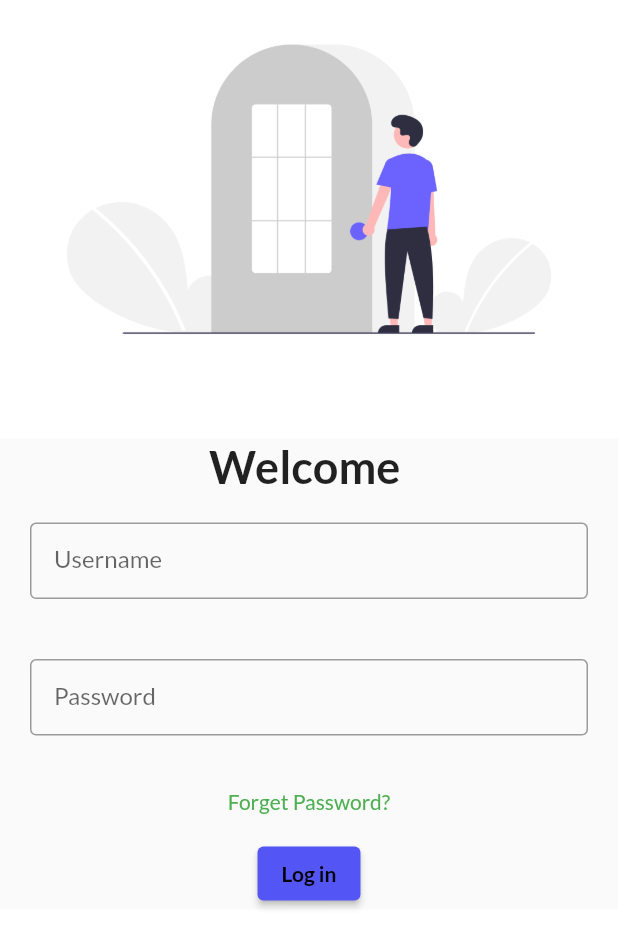
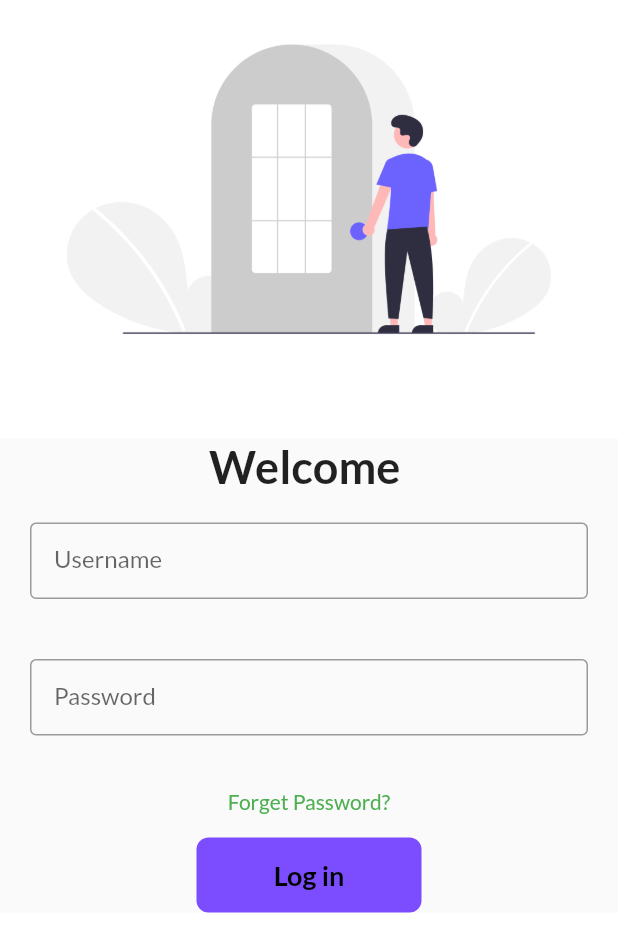
Before and after one commit to Mahdi-Pranto/FlutterLearning_Project, a Flutter app: the screen it shows after launch, on a phone screen of 412 x 824 dp. Shown: the top 952 px of the screen. Run offline on Flutter 3.47's test engine with Material 2 defaults, Android fonts, the phone set to English and light mode, and no system bars; our stand-ins replace google_fonts.

Commit message:
day-6b completed

```diff
--- a/lib/pages/login_form.dart
+++ b/lib/pages/login_form.dart
@@ -10,6 +10,7 @@ class LogInForm extends StatefulWidget {
 
 class _LogInFormState extends State<LogInForm> {
   String name = "";
+  bool changedBtn = false;
   @override
   Widget build(BuildContext context) {
     return Material(
@@ -52,17 +53,35 @@ class _LogInFormState extends State<LogInForm> {
               onPressed: () {},
               child: const Text("Forget Password?"),
             ),
-            ElevatedButton(
-              style: ElevatedButton.styleFrom(
-                backgroundColor: Color.fromARGB(255, 83, 86, 245), // background
-                foregroundColor: Colors.black, // foreground
-              ),
-              onPressed: () {
+            InkWell(
+              onTap: () async {
+                setState(() {
+                  changedBtn = true;
+                });
+                await Future.delayed(Duration(seconds: 1));
                 Navigator.pushNamed(context, MyRoutes.homeRoute);
               },
-              child: const Text('Log in',
-                  style: TextStyle(fontWeight: FontWeight.bold)),
-            )
+              child: AnimatedContainer(
+                duration: Duration(seconds: 1),
+                width: changedBtn ? 50 : 150,
+                height: 50,
+                alignment: Alignment.center,
+                child: changedBtn
+                    ? Icon(Icons.done)
+                    : Text(
+                        'Log in',
+                        style: TextStyle(
+                            fontWeight: FontWeight.bold,
+                            fontSize: 18,
+                            color: Colors.black),
+                      ),
+                decoration: BoxDecoration(
+                    color: Colors.deepPurpleAccent,
+                    borderRadius: changedBtn
+                        ? BorderRadius.circular(50)
+                        : BorderRadius.circular(8)),
+              ),
+            ),
           ],
         ),
       ),
```
